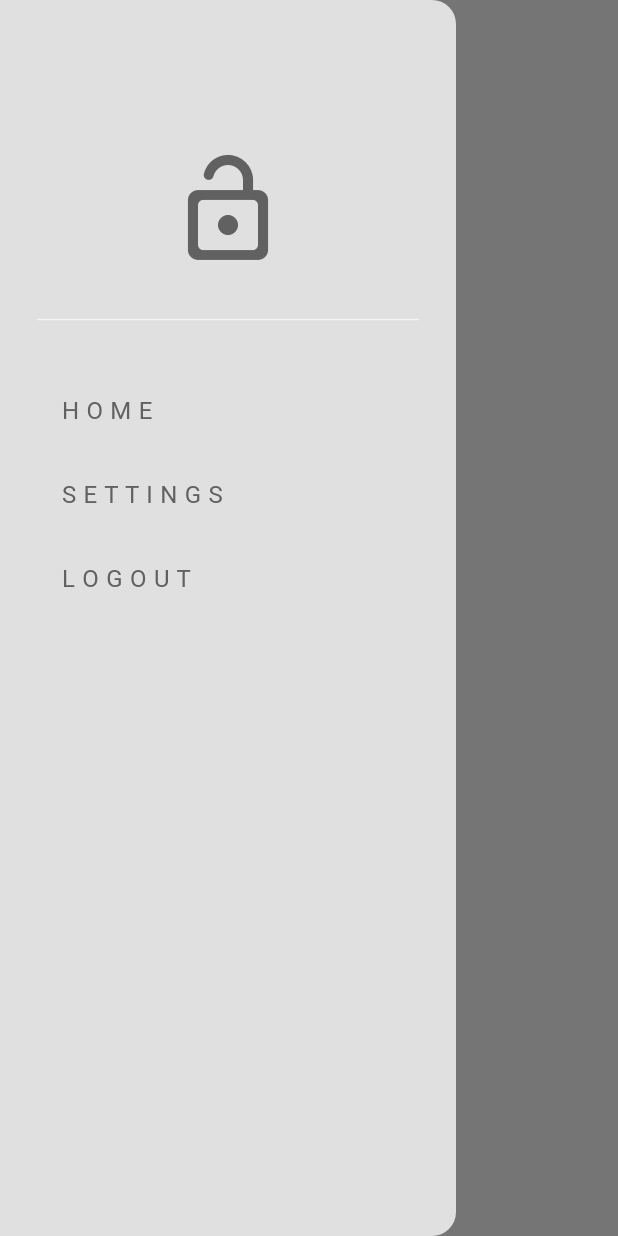
After one commit to Mahim021/Aladin, a Flutter app: the HomePage screen opened directly, with the side drawer open, on a phone screen of 412 x 824 dp. The commit adds this screen. Run offline on Flutter 3.47's test engine with Material 3 defaults, Android fonts, the phone set to English and light mode, and no system bars.

Commit message:
wrote some menudrawer code here commit changes to merge it to menudarwer

```diff
--- /dev/null
+++ b/lib/components/my_drawer.dart
@@ -0,0 +1,55 @@
+import "package:flutter/material.dart";
+import "package:grocery_shop/components/my_drawer_tile.dart";
+
+class MyDrawer extends StatelessWidget {
+  const MyDrawer({super.key});
+
+  @override
+  Widget build(BuildContext context) {
+    return Drawer(
+      backgroundColor: Theme.of(context).colorScheme.background,
+      child: Column(
+        children: [
+          Padding(
+            padding: const EdgeInsets.only(top: 100.0),
+            child: Icon(
+              Icons.lock_open_rounded,
+              size: 80,
+              color: Theme.of(context).colorScheme.inversePrimary,
+            ),
+          ),
+
+          Padding(
+            padding: const EdgeInsets.all(25.0),
+            child: Divider(color: Theme.of(context).colorScheme.secondary),
+          ),
+
+          // home list tile
+          MyDrawerTile(
+            text: "H O M E",
+            icon: Icons.home,
+            onTap: () => Navigator.pop(context),
+          ),
+
+          //settings list tile
+          MyDrawerTile(
+            text: "S E T T I N G S",
+            icon: Icons.settings,
+            onTap: () => {
+              Navigator.pop(context),
+
+
+            },
+          ),
+
+          // logout list tile
+          MyDrawerTile(
+            text: "L O G O U T",
+            icon: Icons.logout,
+            onTap: () {},
+          ),
+        ],
+      ),
+    );
+  }
+}
--- /dev/null
+++ b/lib/components/my_drawer_tile.dart
@@ -0,0 +1,30 @@
+
+import "package:flutter/material.dart";
+
+class MyDrawerTile extends StatelessWidget {
+  final IconData? icon;
+  final String text;
+  final void Function()? onTap;
+
+  const MyDrawerTile({
+    super.key,
+    required this.icon,
+    required this.text,
+    required this.onTap,
+  });
+
+  @override
+  Widget build(BuildContext context) {
+    return Padding(
+      padding: const EdgeInsets.only(left: 25.0),
+      child: ListTile(
+        title: Text(
+          text,
+          style: TextStyle(color: Theme.of(context).colorScheme.inversePrimary),
+        ),
+        onTap: onTap,
+
+      ),
+    );
+  }
+}
--- a/lib/main.dart
+++ b/lib/main.dart
@@ -16,7 +16,7 @@ class MyApp extends StatelessWidget {
   Widget build(BuildContext context) {
     return MaterialApp(
       title: 'Flutter Demo',
-      theme: darkMode,
+      theme: lightMode,
       home: const LoginOrRegister(),
     );
   }
--- a/lib/pages/home_page.dart
+++ b/lib/pages/home_page.dart
@@ -1,4 +1,5 @@
 import 'package:flutter/material.dart';
+import "package:grocery_shop/components/my_drawer.dart";
 
 class HomePage extends StatefulWidget {
   const HomePage({super.key});
@@ -12,6 +13,7 @@ class _HomePageState extends State<HomePage> {
   Widget build(BuildContext context) {
     return Scaffold(
       appBar: AppBar(title: const Text("Home")),
+      drawer: MyDrawer(),
     );
   }
 }
```
Also changed, not shown: pubspec.lock.
